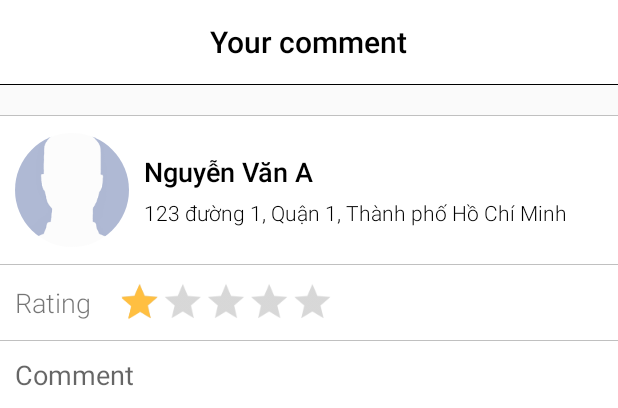
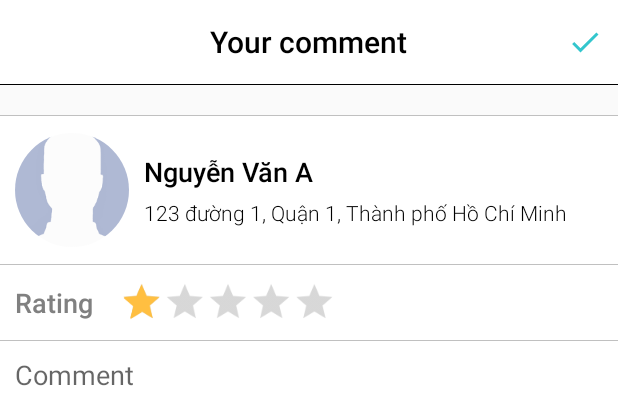
Before and after one commit to thanhduy26091995/Owner, an Android app: the layout activity_comment.xml on its own in the app's theme, with its tools: preview values and no code run, on a phone screen of 412 x 824 dp. Shown: the top 408 px of the screen. Run offline under Robolectric (Android 15) with nearby library versions, the phone set to English and light mode, and no system bars.

Commit message:
Merge code lần đầu 2

```diff
--- a/app/src/main/res/layout/activity_comment.xml
+++ b/app/src/main/res/layout/activity_comment.xml
@@ -4,45 +4,14 @@
     xmlns:tools="http://schemas.android.com/tools"
     android:layout_width="match_parent"
     android:layout_height="match_parent"
-    tools:context="com.hbbsolution.owner.more.duy_nguyen.CommentActivity"
-    android:orientation="vertical">
+    android:orientation="vertical"
+    tools:context="com.hbbsolution.owner.more.duy_nguyen.CommentActivity">
 
     <RelativeLayout
         android:layout_width="match_parent"
         android:layout_height="wrap_content"
-        android:background="@color/colorWhite">
-    <android.support.design.widget.AppBarLayout
-        android:id="@+id/appbar"
-        android:layout_width="match_parent"
-        android:layout_height="wrap_content"
-        android:theme="@style/AppTheme.AppBarOverlay"
-        tools:layout_editor_absoluteX="8dp"
-        tools:layout_editor_absoluteY="0dp">
+        android:background="@color/colorPrimary">
 
-        <android.support.v7.widget.Toolbar
-            android:id="@+id/toolbar"
-            android:layout_width="match_parent"
-            android:layout_height="?attr/actionBarSize"
-            android:background="?attr/colorPrimary"
-            app:elevation="0dp"
-            app:theme="@style/AppTheme.PopupOverlay">
-
-            <TextView
-                android:id="@+id/more_title_toothbar"
-                android:layout_width="wrap_content"
-                android:layout_height="wrap_content"
-                android:layout_gravity="center"
-                android:text="@string/yourcomment"
-                android:textColor="@color/colorBlack"
-                android:textSize="20sp"
-                android:textStyle="bold" />
-        </android.support.v7.widget.Toolbar>
-
-        <View
-            android:layout_width="match_parent"
-            android:layout_height="0.1dp"
-            android:background="@color/colorBlack" />
-    </android.support.design.widget.AppBarLayout>
         <LinearLayout
             android:layout_width="70dp"
             android:layout_height="?attr/actionBarSize"
@@ -50,6 +19,7 @@
             android:layout_alignParentRight="true"
             android:id="@+id/lnCheck"
             android:gravity="end|center"
+            android:background="@color/colorWhite"
 
             >
             <ImageView
@@ -62,12 +32,41 @@
                 android:tint="@color/home_background_history"
                 />
         </LinearLayout>
+        <android.support.design.widget.AppBarLayout
+            android:id="@+id/appbar"
+            android:layout_width="match_parent"
+            android:layout_height="wrap_content"
+            android:theme="@style/AppTheme.AppBarOverlay"
+            android:layout_toLeftOf="@+id/lnCheck"
+            app:elevation="0dp">
+
+            <android.support.v7.widget.Toolbar
+                android:id="@+id/toolbar"
+                android:layout_width="match_parent"
+                android:layout_height="?attr/actionBarSize"
+                android:background="?attr/colorPrimary"
+                app:popupTheme="@style/AppTheme.PopupOverlay"/>
+        </android.support.design.widget.AppBarLayout>
+        <TextView
+            android:id="@+id/more_title_toothbar"
+            android:layout_width="wrap_content"
+            android:layout_height="wrap_content"
+            android:layout_centerInParent="true"
+            android:text="@string/yourcomment"
+            android:textColor="@color/colorBlack"
+            android:textSize="20sp"
+            android:textStyle="bold" />
     </RelativeLayout>
+
     <View
         android:layout_width="match_parent"
         android:layout_height="0.1dp"
-        android:background="@color/color_line_view"
-        android:layout_marginTop="20dp"/>
+        android:background="@color/colorBlack" />
+    <View
+        android:layout_width="match_parent"
+        android:layout_height="0.1dp"
+        android:layout_marginTop="20dp"
+        android:background="@color/color_line_view" />
 
     <LinearLayout
         android:layout_width="match_parent"
@@ -135,41 +134,48 @@
             </LinearLayout>
 
         </LinearLayout>
+
         <View
             android:layout_width="match_parent"
             android:layout_height="0.1dp"
             android:background="@color/color_line_view" />
+
         <LinearLayout
             android:layout_width="match_parent"
             android:layout_height="0dp"
-            android:layout_weight="1"
-            >
+            android:layout_weight="1">
+
             <TextView
                 android:layout_width="wrap_content"
                 android:layout_height="match_parent"
+                android:layout_marginLeft="10dp"
+                android:layout_marginStart="10dp"
+                android:gravity="center_vertical"
                 android:text="@string/rate"
+                android:textColor="@color/edittext_hint"
                 android:textSize="@dimen/text_size_large"
-                android:gravity="center_vertical"
-                android:layout_marginLeft="10dp"
-                android:layout_marginStart="10dp"/>
+                android:textStyle="bold" />
+
             <LinearLayout
                 android:layout_width="match_parent"
                 android:layout_height="wrap_content"
                 android:layout_gravity="center_vertical">
+
                 <RatingBar
                     android:id="@+id/ratingBar"
+                    style="?android:attr/ratingBarStyleIndicator"
                     android:layout_width="wrap_content"
                     android:layout_height="match_parent"
-                android:numStars="5"
-                android:stepSize="1.0"
-                android:rating="1.0"
                     android:clickable="false"
                     android:isIndicator="false"
+                    android:numStars="5"
+                    android:rating="1.0"
                     android:scaleX="0.8"
                     android:scaleY="0.8"
-                style="?android:attr/ratingBarStyleIndicator"/>
+                    android:stepSize="1.0" />
             </LinearLayout>
         </LinearLayout>
+
         <View
             android:layout_width="match_parent"
             android:layout_height="0.1dp"
@@ -179,16 +185,17 @@
     <LinearLayout
         android:layout_width="match_parent"
         android:layout_height="150dp"
-        android:background="@color/colorWhite"
-        >
+        android:background="@color/colorWhite">
+
         <EditText
+            android:id="@+id/edtComment"
             android:layout_width="match_parent"
             android:layout_height="wrap_content"
-            android:hint="@string/comment"
-            android:id="@+id/edtComment"
             android:layout_margin="10dp"
-            android:background="@android:color/transparent" />
+            android:background="@android:color/transparent"
+            android:hint="@string/comment" />
     </LinearLayout>
+
     <View
         android:layout_width="match_parent"
         android:layout_height="0.1dp"
--- /dev/null
+++ b/app/src/main/res/layout/list_item_helpler.xml
@@ -0,0 +1,6 @@
+<?xml version="1.0" encoding="utf-8"?>
+<LinearLayout xmlns:android="http://schemas.android.com/apk/res/android"
+    android:orientation="vertical" android:layout_width="match_parent"
+    android:layout_height="match_parent">
+
+</LinearLayout>
--- a/app/src/main/res/values/colors.xml
+++ b/app/src/main/res/values/colors.xml
@@ -7,8 +7,10 @@
     <color name="colorWhite">#FFF</color>
     <color name="colorBlack">#000</color>
     <color name="color_line_view">#C0C0C0</color>
+    <color name="edittext_hint">#808080</color>
 
     <color name="home_background_maid_aound">#ffbf41</color>
     <color name="home_background_your_tasks">#5fd81b</color>
     <color name="home_background_history">#33c6cd</color>
+    <color name="job_number_person">#F44336</color>
 </resources>
--- a/app/src/main/res/values/icons.xml
+++ b/app/src/main/res/values/icons.xml
@@ -26,4 +26,6 @@
     <string name="manager_ic_check">&#xf383;</string>
     <!--job screen end-->
 
+    <!--history job screen start-->
+    <string name="histoty_ic_clock">&#xf35a;</string>
 </resources>
--- a/app/src/main/res/values/strings.xml
+++ b/app/src/main/res/values/strings.xml
@@ -51,4 +51,5 @@
     <string name="yourcomment">Your comment</string>
     <string name="comment">Comment</string>
     <string name="rate">Rating</string>
+    <string name="completed">Completed</string>
 </resources>
```
Also changed, not shown: app/build.gradle (+4 -6 lines), app/src/main/AndroidManifest.xml (+15 -15 lines), app/src/main/java/com/hbbsolution/owner/more/duy_nguyen/CommentActivity.java (+10 -7 lines), app/src/main/java/com/hbbsolution/owner/more/duy_nguyen/HistoryActivity.java (added, +15 -0 lines), app/src/main/res/layout/activity_history.xml (added, +74 -0 lines), app/src/main/res/layout/fragment_history_helper.xml (added, +12 -0 lines), app/src/main/res/layout/fragment_history_job.xml (added, +12 -0 lines), app/src/main/res/layout/list_item_job.xml (added, +137 -0 lines), 1 other file. Lines whose indentation alone changed are shown as unchanged.
